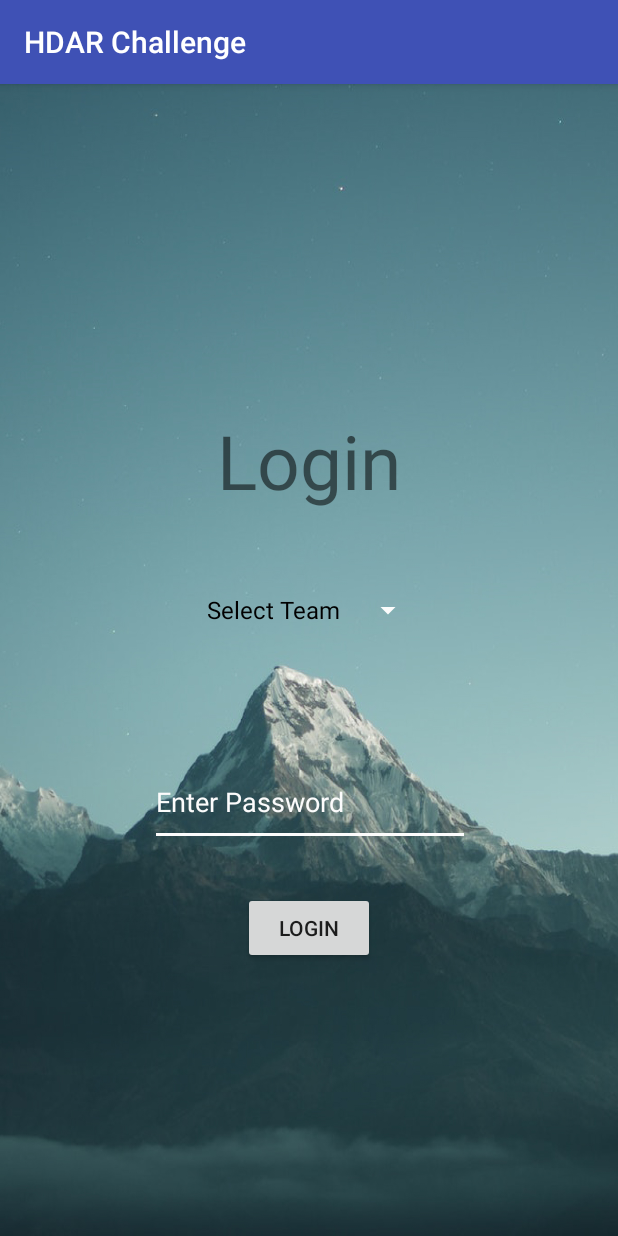
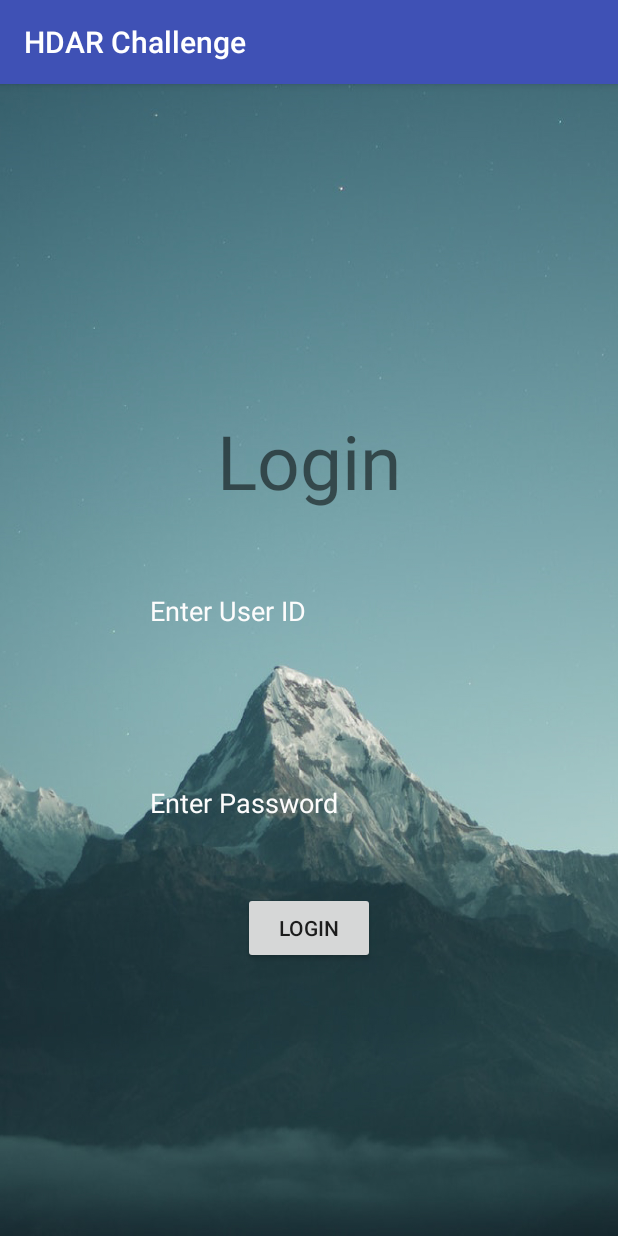
Before and after one commit to jilimm/HADR-Slave, an Android app: the screen it shows after launch (LoginActivity), after a tap on "LOGIN", on a phone screen of 412 x 824 dp. Run offline under Robolectric (Android 15) with nearby library versions, the phone set to English and light mode, and no system bars; our stand-ins replace Firebase (no records; nobody signed in at launch, a user with empty details on screens opened directly).

Commit message:
Login Acitivity
integrated firebase into login acitivyt

```diff
--- a/app/src/main/java/com/example/jingyun/hdarchallenge/Activity/LoginActivity.java
+++ b/app/src/main/java/com/example/jingyun/hdarchallenge/Activity/LoginActivity.java
@@ -1,20 +1,27 @@
 package com.example.jingyun.hdarchallenge.Activity;
 
 import android.content.Intent;
+import android.support.annotation.NonNull;
 import android.support.v7.app.AppCompatActivity;
 import android.os.Bundle;
+import android.text.TextUtils;
 import android.util.Log;
+import android.view.KeyEvent;
 import android.view.View;
+import android.view.inputmethod.EditorInfo;
 import android.widget.AdapterView;
-import android.widget.ArrayAdapter;
 import android.widget.Button;
 import android.widget.EditText;
 import android.widget.Spinner;
+import android.widget.TextView;
 import android.widget.Toast;
 
-import com.example.jingyun.hdarchallenge.Adapter.SelectUserAdapter;
 import com.example.jingyun.hdarchallenge.R;
+import com.google.android.gms.tasks.OnCompleteListener;
+import com.google.android.gms.tasks.Task;
+import com.google.firebase.auth.AuthResult;
 import com.google.firebase.auth.FirebaseAuth;
+import com.google.firebase.auth.FirebaseUser;
 
 import java.util.ArrayList;
 import java.util.List;
@@ -22,12 +29,13 @@ import java.util.List;
 public class LoginActivity extends AppCompatActivity {
 
     private EditText enterPassword;
-    private Spinner enterUserID;
+    private EditText enterUserID;
     private Button loginBttn;
     private List<String> teamList;
-    private SelectUserAdapter userAdapter;
-    private String userID;
-    private FirebaseAuth mAuth;
+    private EditText userAdapter;
+    private String userID="testUser";
+    private FirebaseAuth firebaseAuth;
+    private static final String TAG = "Login Activity";
 
 
     @Override
@@ -37,54 +45,77 @@ public class LoginActivity extends AppCompatActivity {
 
         loginBttn = (Button) findViewById(R.id.loginBttn);
         enterPassword = (EditText) findViewById(R.id.enterPassword);
-        enterUserID = (Spinner) findViewById(R.id.enterUserID);
-        mAuth = FirebaseAuth.getInstance();
+        enterUserID = (EditText) findViewById(R.id.enterUserID);
+        firebaseAuth = FirebaseAuth.getInstance();
 
+        enterPassword.setOnEditorActionListener(new EditText.OnEditorActionListener() {
+            @Override
+            public boolean onEditorAction(TextView textView, int actionId, KeyEvent keyEvent) {
+                if (actionId == EditorInfo.IME_ACTION_DONE) {
+                    loginBttn.performClick();
+                    return true;
+                }
+                return false;
+            }
+        });
 
-        teamList = new ArrayList<String>();
-        teamList.add("Select Team");//initial dummy entry that appears as prompt TODO: back end for prompt
-        teamList.add("Team 1");
-        teamList.add("Team 2");
-        teamList.add("Team 3");
-
-        //setting up the select user drop down box
-        userAdapter = new SelectUserAdapter(this, android.R.layout.simple_spinner_dropdown_item,teamList);
-        userAdapter.setDropDownViewResource(android.R.layout.simple_spinner_dropdown_item);
-        enterUserID.setAdapter(userAdapter);
-        enterUserID.setOnItemSelectedListener(new AdapterView.OnItemSelectedListener() {
+        loginBttn.setOnClickListener(new View.OnClickListener() {
             @Override
-            public void onItemSelected(AdapterView<?> adapterView, View view, int i, long l) {
-                Log.i("Login Page",(String) adapterView.getItemAtPosition(i));
-                Toast.makeText(LoginActivity.this, "selected: "+adapterView.getItemAtPosition(i).toString(), Toast.LENGTH_SHORT).show();
-                userID = adapterView.getItemAtPosition(i).toString();
-            }
-
-            @Override
-            public void onNothingSelected(AdapterView<?> adapterView) {
-
+            public void onClick(View view) {
+                userLogin();
             }
         });
 
 
-        loginBttn.setOnClickListener(new View.OnClickListener() {
+
+        //setting up the select user drop down box
+    }
+
+
+
+
     @Override
-            public void onClick(View view) {
+    public void onStart(){
+        super.onStart();
+        FirebaseUser currentUser = firebaseAuth.getCurrentUser();
 
-                if (enterPassword.getText().toString().equals("password")) {
-                        Toast.makeText(LoginActivity.this, "Welcome " + userID, Toast.LENGTH_SHORT).show();
+    }
 
-                        //login successful
-                        //takes to the splash screen
+    private void userLogin(){
+        String email = enterUserID.getText().toString().trim();
+        String password = enterPassword.getText().toString().trim();
+
+        if(TextUtils.isEmpty(email)){
+            Toast.makeText(this,"Please enter email",Toast.LENGTH_LONG).show();
+            return;
+        }
+
+        if(TextUtils.isEmpty(password)){
+            Toast.makeText(this,"Please enter password",Toast.LENGTH_LONG).show();
+            return;
+        }//logging in the user
+        firebaseAuth.signInWithEmailAndPassword(email, password)
+                .addOnCompleteListener(this, new OnCompleteListener<AuthResult>() {
+                    @Override
+                    public void onComplete(@NonNull Task<AuthResult> task) {
+                        if (task.isSuccessful()) {
+                            // Sign in success, update UI with the signed-in user's information
+                            FirebaseUser user = firebaseAuth.getCurrentUser();
                             Intent goToWelcome= new Intent (LoginActivity.this, WelcomeActivity.class);
                             //TODO: use a Broadcast instead of an intent to share data (name of the team)
                             goToWelcome.putExtra("userTeam", userID);
                             startActivity(goToWelcome);
+                        } else {
+                            // If sign in fails, display a message to the user.
+                            Log.w(TAG, "signInWithEmail:failure", task.getException());
+                            Toast.makeText(LoginActivity.this, "Authentication failed.",
+                                    Toast.LENGTH_SHORT).show();
+                        }
 
-                    } else {
-                        Toast.makeText(LoginActivity.this, "Invalid Password", Toast.LENGTH_SHORT).show();
-                    }
+                        // ...
                     }
                 });
+
     }
 
 
--- a/app/src/main/java/com/example/jingyun/hdarchallenge/Activity/MainActivity.java
+++ b/app/src/main/java/com/example/jingyun/hdarchallenge/Activity/MainActivity.java
@@ -24,6 +24,7 @@ import com.example.jingyun.hdarchallenge.Fragments.MessageFragment;
 import com.example.jingyun.hdarchallenge.Fragments.NavigationFragment;
 import com.example.jingyun.hdarchallenge.Fragments.ReportFragment;
 import com.example.jingyun.hdarchallenge.R;
+import com.google.firebase.auth.FirebaseAuth;
 
 import org.w3c.dom.Text;
 
@@ -138,6 +139,7 @@ public class MainActivity extends AppCompatActivity
 
         } else if (id == R.id.nav_signout) {
             //brings you to the login page
+            FirebaseAuth.getInstance().signOut();
             Intent signoutIntent = new Intent(MainActivity.this, LoginActivity.class);
             startActivity(signoutIntent);
         }
--- a/app/src/main/java/com/example/jingyun/hdarchallenge/Adapter/SelectUserAdapter.java
+++ /dev/null
@@ -1,30 +0,0 @@
-package com.example.jingyun.hdarchallenge.Adapter;
-
-import android.content.Context;
-import android.support.annotation.NonNull;
-import android.view.LayoutInflater;
-import android.view.View;
-import android.view.ViewGroup;
-import android.widget.ArrayAdapter;
-
-import com.example.jingyun.hdarchallenge.Items.ChecklistItem;
-import com.example.jingyun.hdarchallenge.R;
-
-import java.util.List;
-
-/**
- * Created by Jing Yun on 11/1/2018.
- */
-
-public class SelectUserAdapter extends ArrayAdapter<String> {
-    private List<String> teamList;
-    Context context;
-    private int hidingItemIndex;
-    private String firstElement;
-    boolean isFirstTime;
-
-    public SelectUserAdapter(@NonNull Context context, int textViewResourceId, @NonNull List<String> objects) {
-        super(context,textViewResourceId, objects);
-    }
-
-}
--- a/app/src/main/res/layout/activity_login.xml
+++ b/app/src/main/res/layout/activity_login.xml
@@ -19,7 +19,7 @@
         app:layout_constraintTop_toTopOf="parent"
         app:layout_constraintVertical_bias="0.31" />
 
-    <Spinner
+    <EditText
         android:id="@+id/enterUserID"
         android:layout_width="wrap_content"
         android:layout_height="58dp"
@@ -27,9 +27,11 @@
         android:layout_marginTop="8dp"
         android:backgroundTint="#FCFCFC"
         android:ems="10"
-        android:spinnerMode="dropdown"
-
-        android:text="Enter User ID"
+        android:hint="Enter User ID"
+        android:maxLines="1"
+        android:nextFocusDown="@+id/enterPassword"
+        android:imeOptions="actionDone"
+        android:background="@null"
         android:textColorHint="#FCFCFC"
         app:layout_constraintBottom_toBottomOf="parent"
         app:layout_constraintEnd_toEndOf="parent"
@@ -47,7 +49,9 @@
         android:backgroundTint="#FCFCFC"
         android:ems="10"
         android:hint="Enter Password"
+        android:imeOptions="actionDone"
         android:inputType="textPassword"
+        android:background="@null"
         android:textColorHint="#FCFCFC"
         app:layout_constraintBottom_toBottomOf="parent"
         app:layout_constraintEnd_toEndOf="parent"
```
Lines whose indentation alone changed are shown as unchanged.
